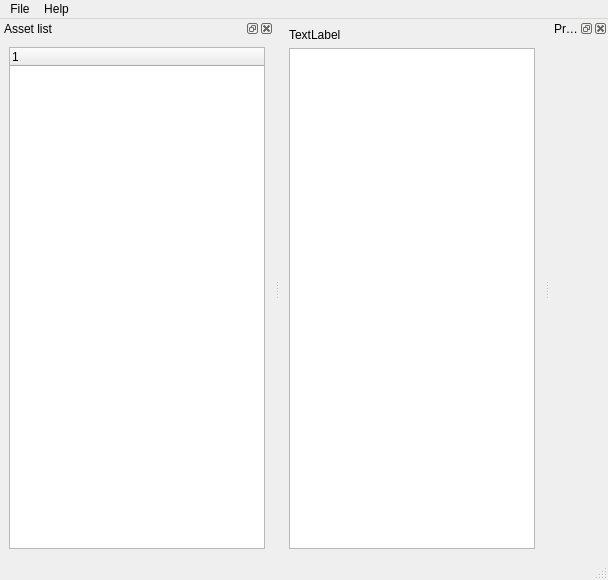
The window that card_editor_main.ui (randall-frank/heresy-card-builder) describes before a commit, drawn with Qt 5.
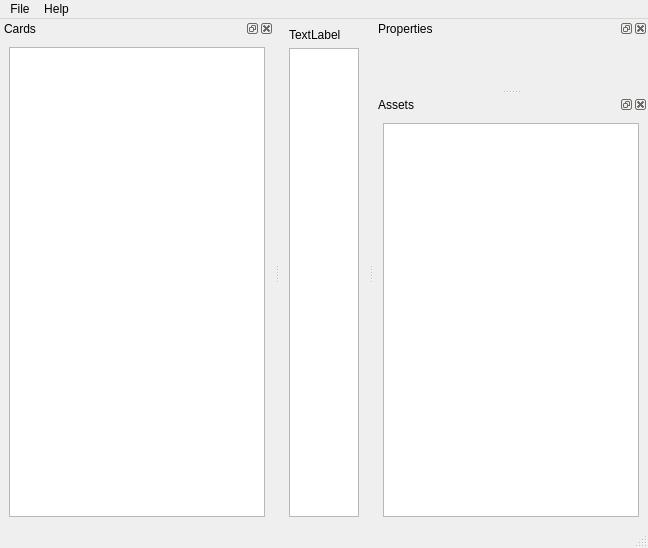
The same window after the commit. Icons and pictures are not drawn.

Commit message: Start populating the lists.

Patch:
```diff
--- a/card_editor_main.ui
+++ b/card_editor_main.ui
@@ -6,8 +6,8 @@
    <rect>
     <x>0</x>
     <y>0</y>
-    <width>608</width>
-    <height>580</height>
+    <width>648</width>
+    <height>548</height>
    </rect>
   </property>
   <property name="windowTitle">
@@ -36,7 +36,7 @@
     <rect>
      <x>0</x>
      <y>0</y>
-     <width>608</width>
+     <width>648</width>
      <height>21</height>
     </rect>
    </property>
@@ -61,9 +61,9 @@
    <addaction name="menuHelp"/>
   </widget>
   <widget class="QStatusBar" name="statusbar"/>
-  <widget class="QDockWidget" name="dwAssets">
+  <widget class="QDockWidget" name="dwCards">
    <property name="windowTitle">
-    <string>Asset list</string>
+    <string>Cards</string>
    </property>
    <attribute name="dockWidgetArea">
     <number>1</number>
@@ -71,7 +71,13 @@
    <widget class="QWidget" name="dockWidgetContents">
     <layout class="QVBoxLayout" name="verticalLayout">
      <item>
-      <widget class="QTreeWidget" name="twAssets">
+      <widget class="QTreeWidget" name="twCards">
+       <property name="rootIsDecorated">
+        <bool>true</bool>
+       </property>
+       <attribute name="headerVisible">
+        <bool>false</bool>
+       </attribute>
        <column>
         <property name="text">
          <string notr="true">1</string>
@@ -100,6 +106,33 @@
     </layout>
    </widget>
   </widget>
+  <widget class="QDockWidget" name="dwAssets">
+   <property name="windowTitle">
+    <string>Assets</string>
+   </property>
+   <attribute name="dockWidgetArea">
+    <number>2</number>
+   </attribute>
+   <widget class="QWidget" name="dockWidgetContents_3">
+    <layout class="QVBoxLayout" name="verticalLayout_4">
+     <item>
+      <widget class="QTreeWidget" name="twAssets">
+       <property name="rootIsDecorated">
+        <bool>true</bool>
+       </property>
+       <attribute name="headerVisible">
+        <bool>false</bool>
+       </attribute>
+       <column>
+        <property name="text">
+         <string notr="true">1</string>
+        </property>
+       </column>
+      </widget>
+     </item>
+    </layout>
+   </widget>
+  </widget>
   <action name="actionQuit">
    <property name="text">
     <string>Quit</string>
```
Left out of the diff: 2 changed lines with no effect on the pictures. The commit also changes 2 other files.
